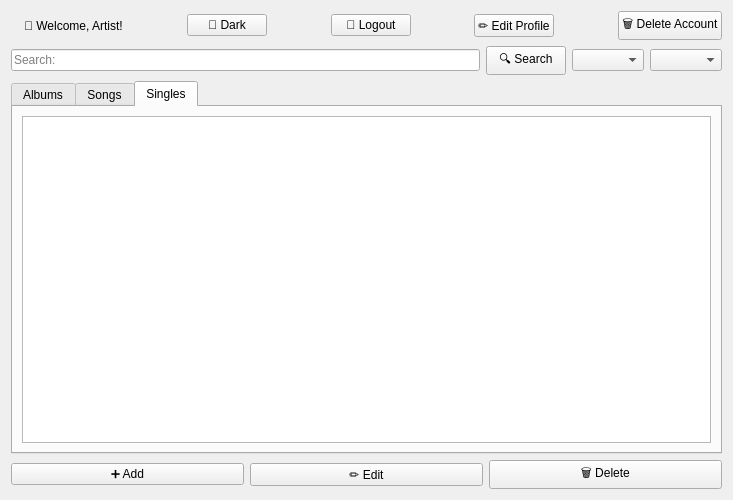
Razatak186/Spotify-Project, file Spotify/artistwindow.ui: the form before one commit.
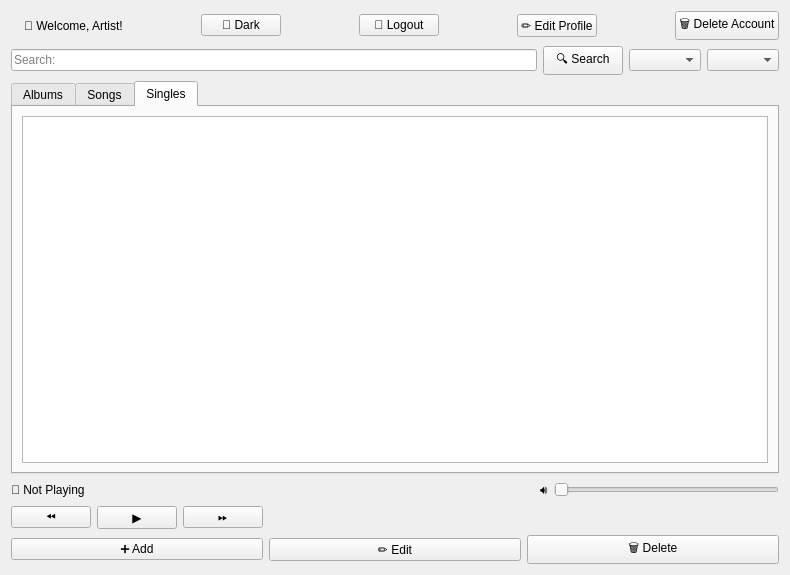
The form after the commit.

```diff
--- a/Spotify/artistwindow.ui
+++ b/Spotify/artistwindow.ui
@@ -6,8 +6,8 @@
    <rect>
     <x>0</x>
     <y>0</y>
-    <width>733</width>
-    <height>500</height>
+    <width>790</width>
+    <height>575</height>
    </rect>
   </property>
   <property name="windowTitle">
@@ -223,6 +223,111 @@
        </widget>
       </widget>
      </item>
+     <item>
+      <layout class="QVBoxLayout" name="verticalLayout_5">
+       <item>
+        <layout class="QHBoxLayout" name="horizontalLayout_3">
+         <item>
+          <widget class="QLabel" name="nowPlayingLabel">
+           <property name="text">
+            <string>🎵 Not Playing</string>
+           </property>
+          </widget>
+         </item>
+         <item>
+          <spacer name="horizontalSpacer_5">
+           <property name="orientation">
+            <enum>Qt::Orientation::Horizontal</enum>
+           </property>
+           <property name="sizeHint" stdset="0">
+            <size>
+             <width>40</width>
+             <height>20</height>
+            </size>
+           </property>
+          </spacer>
+         </item>
+         <item>
+          <spacer name="horizontalSpacer_6">
+           <property name="orientation">
+            <enum>Qt::Orientation::Horizontal</enum>
+           </property>
+           <property name="sizeHint" stdset="0">
+            <size>
+             <width>40</width>
+             <height>20</height>
+            </size>
+           </property>
+          </spacer>
+         </item>
+         <item>
+          <widget class="QLabel" name="volumeLabel">
+           <property name="text">
+            <string>🔊</string>
+           </property>
+          </widget>
+         </item>
+         <item>
+          <widget class="QSlider" name="volumeSlider">
+           <property name="cursor">
+            <cursorShape>UpArrowCursor</cursorShape>
+           </property>
+           <property name="orientation">
+            <enum>Qt::Orientation::Horizontal</enum>
+           </property>
+          </widget>
+         </item>
+        </layout>
+       </item>
+       <item>
+        <layout class="QHBoxLayout" name="horizontalLayout_4">
+         <item>
+          <widget class="QPushButton" name="prevButton">
+           <property name="cursor">
+            <cursorShape>PointingHandCursor</cursorShape>
+           </property>
+           <property name="text">
+            <string>⏪</string>
+           </property>
+          </widget>
+         </item>
+         <item>
+          <widget class="QPushButton" name="playButton">
+           <property name="cursor">
+            <cursorShape>PointingHandCursor</cursorShape>
+           </property>
+           <property name="text">
+            <string>▶️</string>
+           </property>
+          </widget>
+         </item>
+         <item>
+          <widget class="QPushButton" name="nextButton">
+           <property name="cursor">
+            <cursorShape>PointingHandCursor</cursorShape>
+           </property>
+           <property name="text">
+            <string>⏩</string>
+           </property>
+          </widget>
+         </item>
+         <item>
+          <spacer name="horizontalSpacer_7">
+           <property name="orientation">
+            <enum>Qt::Orientation::Horizontal</enum>
+           </property>
+           <property name="sizeHint" stdset="0">
+            <size>
+             <width>40</width>
+             <height>20</height>
+            </size>
+           </property>
+          </spacer>
+         </item>
+        </layout>
+       </item>
+      </layout>
+     </item>
      <item>
       <layout class="QHBoxLayout" name="horizontalLayout_13">
        <item>
```
Left out of the diff: 30 changed lines with no effect on the pictures.
